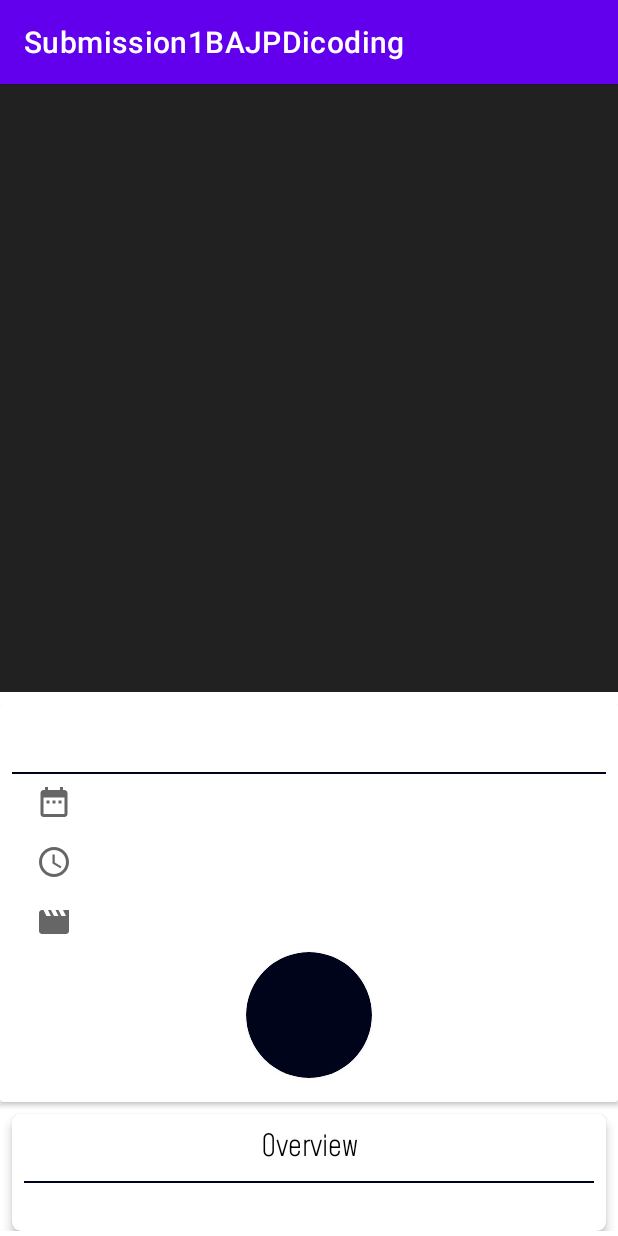
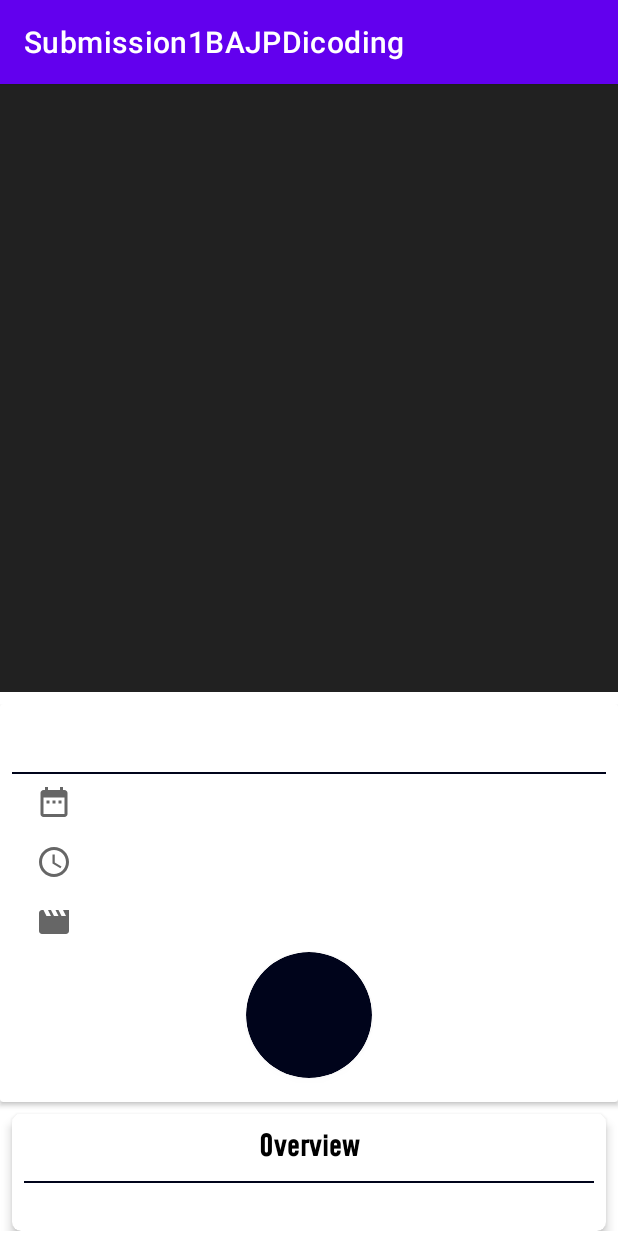
Before and after one commit to AkuraDiary/Belajar-Android-Jetpack-Pro, an Android app: the DetailsActivity screen opened directly, with no data from a screen before it, on a phone screen of 412 x 824 dp. Run offline under Robolectric (Android 15) with nearby library versions, the phone set to English and light mode, and no system bars.

Commit message:
fixed some file name error

```diff
--- a/Submission1BAJPDicoding/app/src/main/res/layout/activity_details.xml
+++ b/Submission1BAJPDicoding/app/src/main/res/layout/activity_details.xml
@@ -170,7 +170,7 @@
                             android:layout_width="match_parent"
                             android:layout_height="match_parent"
                             android:textColor="@android:color/white"
-                            android:fontFamily="@font/Mohave"
+                            android:fontFamily="@font/mohave"
                             android:gravity="center"
                             android:textSize="18sp"
                             tools:text="@string/text_score"/>
@@ -202,7 +202,7 @@
                         android:text="@string/overview"
                         android:textColor="@android:color/black"
                         android:textAlignment="center"
-                        android:fontFamily="@font/Mohave"
+                        android:fontFamily="@font/mohave"
                         app:layout_constraintStart_toStartOf="parent"
                         app:layout_constraintEnd_toEndOf="parent"
                         app:layout_constraintTop_toTopOf="parent"/>
```
Also changed, not shown: Submission1BAJPDicoding/app/src/main/res/font/Mohave.ttf (deleted), Submission1BAJPDicoding/app/src/main/res/font/mohave.ttf (added).
